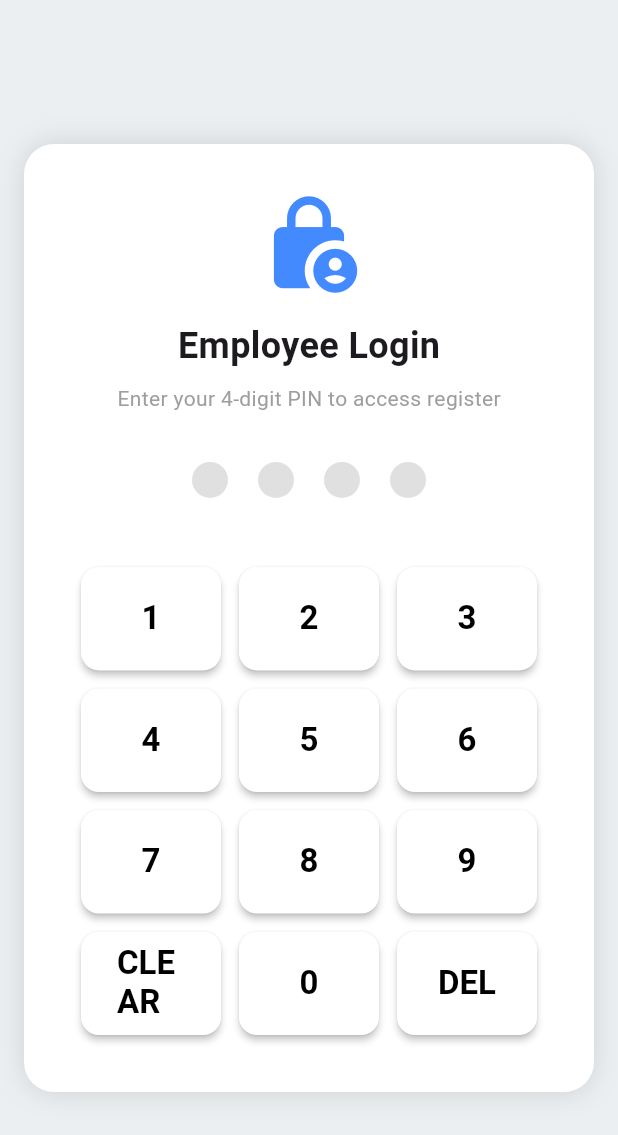
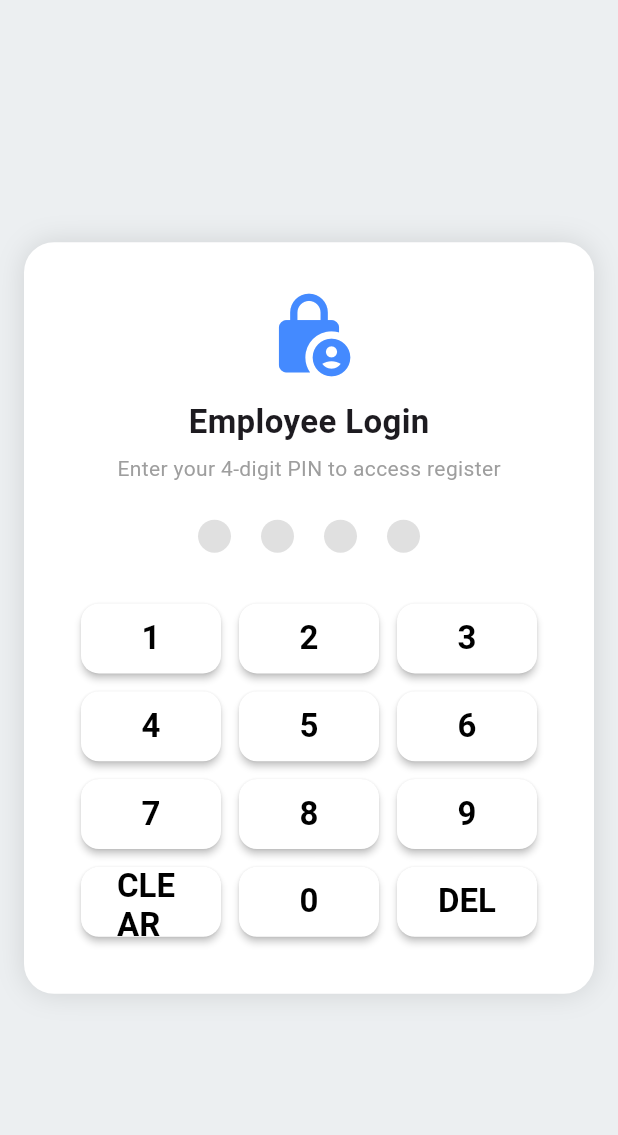
Before and after one commit to Pathum-Chamod/Food-city-pos-system, a Flutter app: the screen it shows after launch, on a phone screen of 412 x 824 dp. Shown: the top 1135 px of the screen. Run offline on Flutter 3.47's test engine with Material 3 defaults, Android fonts, the phone set to English and light mode, and no system bars; our stand-ins replace connectivity_plus, sqflite_common_ffi; accounts and stored records are empty.

Commit message:
Add cashier name to sales processing and POS display, implement logout functionality, and refine the login screen UI.

```diff
--- a/apps/pos_app/lib/screens/login_screen.dart
+++ b/apps/pos_app/lib/screens/login_screen.dart
@@ -81,6 +81,7 @@ class _LoginScreenState extends State<LoginScreen> {
     return Scaffold(
       backgroundColor: Colors.blueGrey[50],
       body: Center(
+        child: SingleChildScrollView(
           child: Container(
             width: 380,
             padding: const EdgeInsets.all(32),
@@ -92,12 +93,12 @@ class _LoginScreenState extends State<LoginScreen> {
             child: Column(
               mainAxisSize: MainAxisSize.min,
               children: [
-              const Icon(Icons.lock_person, size: 70, color: Colors.blueAccent),
-              const SizedBox(height: 16),
-              const Text('Employee Login', style: TextStyle(fontSize: 24, fontWeight: FontWeight.bold)),
-              const SizedBox(height: 8),
+                const Icon(Icons.lock_person, size: 60, color: Colors.blueAccent),
+                const SizedBox(height: 12),
+                const Text('Employee Login', style: TextStyle(fontSize: 22, fontWeight: FontWeight.bold)),
+                const SizedBox(height: 6),
                 const Text('Enter your 4-digit PIN to access register', style: TextStyle(color: Colors.grey)),
-              const SizedBox(height: 32),
+                const SizedBox(height: 24),
 
                 // PIN Dot Indicators
                 Row(
@@ -105,8 +106,8 @@ class _LoginScreenState extends State<LoginScreen> {
                   children: List.generate(4, (index) {
                     return Container(
                       margin: const EdgeInsets.symmetric(horizontal: 10),
-                    width: 24,
-                    height: 24,
+                      width: 22,
+                      height: 22,
                       decoration: BoxDecoration(
                         shape: BoxShape.circle,
                         color: index < _enteredPin.length ? Colors.blueAccent : Colors.grey[300],
@@ -114,13 +115,13 @@ class _LoginScreenState extends State<LoginScreen> {
                     );
                   }),
                 ),
-              const SizedBox(height: 40),
+                const SizedBox(height: 28),
 
                 // Keypad Grid
                 GridView.count(
                   shrinkWrap: true,
                   crossAxisCount: 3,
-                childAspectRatio: 1.3,
+                  childAspectRatio: 1.8,
                   physics: const NeverScrollableScrollPhysics(),
                   children: [
                     _buildKey('1'), _buildKey('2'), _buildKey('3'),
@@ -133,6 +134,7 @@ class _LoginScreenState extends State<LoginScreen> {
             ),
           ),
         ),
+      ),
     );
   }
 }
--- a/apps/pos_app/lib/services/database_helper.dart
+++ b/apps/pos_app/lib/services/database_helper.dart
@@ -115,7 +115,7 @@ class DatabaseHelper {
     return maps.map((map) => Product.fromMap(map)).toList();
   }
 
-  Future<bool> processSale(double totalAmount, List<Map<String, dynamic>> cartItems) async {
+  Future<bool> processSale(double totalAmount, List<Map<String, dynamic>> cartItems, String cashierName) async {
     final db = await database;
 
     try {
@@ -144,6 +144,7 @@ class DatabaseHelper {
           'total_amount': totalAmount,
           'branch': 'Hikkaduwa',
           'vendor': 'Alfasoft',
+          'cashier': cashierName,
           'items': cartItems,
         });
 
```
Also changed, not shown: apps/pos_app/lib/screens/pos_screen.dart (+20 -3 lines). Lines whose indentation alone changed are shown as unchanged.
